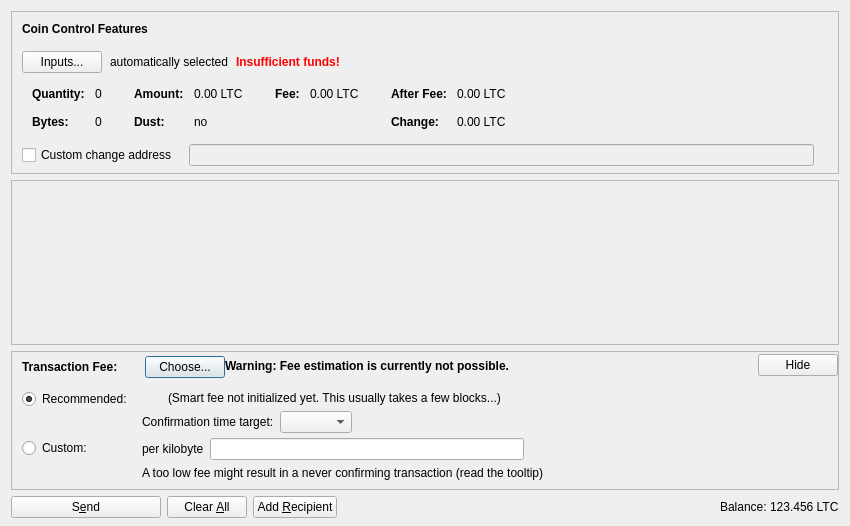
Old version of the form src/qt/forms/sendcoinsdialog.ui in the repository minblock/picscoin.
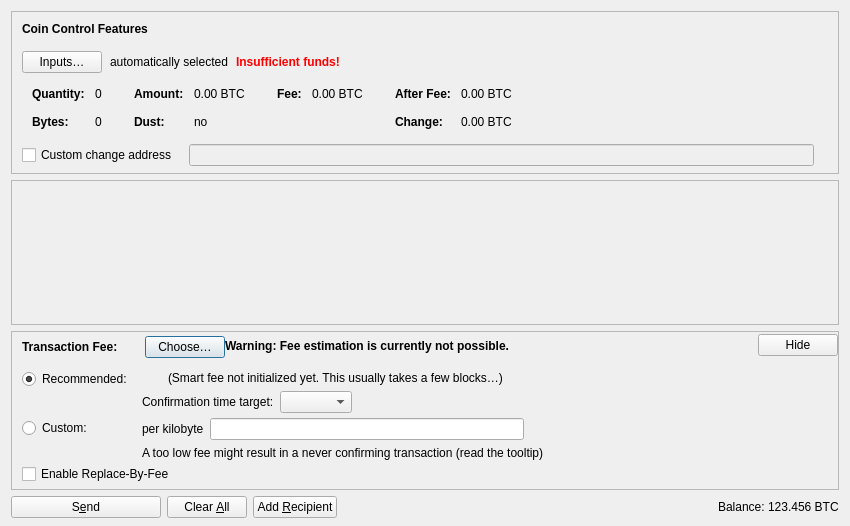
New version of the form. Icons and pictures are not drawn. Custom widgets are drawn as their Qt base class.

Patch:
```diff
--- a/src/qt/forms/sendcoinsdialog.ui
+++ b/src/qt/forms/sendcoinsdialog.ui
@@ -107,7 +107,7 @@
              <string notr="true"/>
             </property>
             <property name="text">
-             <string>Inputs...</string>
+             <string>Inputs…</string>
             </property>
             <property name="autoDefault">
              <bool>false</bool>
@@ -324,7 +324,7 @@
                   <enum>Qt::ActionsContextMenu</enum>
                  </property>
                  <property name="text">
-                  <string notr="true">0.00 LTC</string>
+                  <string notr="true">0.00 BTC</string>
                  </property>
                  <property name="textInteractionFlags">
                   <set>Qt::LinksAccessibleByMouse|Qt::TextSelectableByKeyboard|Qt::TextSelectableByMouse</set>
@@ -404,7 +404,7 @@
                   <enum>Qt::ActionsContextMenu</enum>
                  </property>
                  <property name="text">
-                  <string notr="true">0.00 LTC</string>
+                  <string notr="true">0.00 BTC</string>
                  </property>
                  <property name="textInteractionFlags">
                   <set>Qt::LinksAccessibleByMouse|Qt::TextSelectableByKeyboard|Qt::TextSelectableByMouse</set>
@@ -455,7 +455,7 @@
                   <enum>Qt::ActionsContextMenu</enum>
                  </property>
                  <property name="text">
-                  <string notr="true">0.00 LTC</string>
+                  <string notr="true">0.00 BTC</string>
                  </property>
                  <property name="textInteractionFlags">
                   <set>Qt::LinksAccessibleByMouse|Qt::TextSelectableByKeyboard|Qt::TextSelectableByMouse</set>
@@ -484,7 +484,7 @@
                   <enum>Qt::ActionsContextMenu</enum>
                  </property>
                  <property name="text">
-                  <string notr="true">0.00 LTC</string>
+                  <string notr="true">0.00 BTC</string>
                  </property>
                  <property name="textInteractionFlags">
                   <set>Qt::LinksAccessibleByMouse|Qt::TextSelectableByKeyboard|Qt::TextSelectableByMouse</set>
@@ -738,7 +738,7 @@
               <item>
                <widget class="QPushButton" name="buttonChooseFee">
                 <property name="text">
-                 <string>Choose...</string>
+                 <string>Choose…</string>
                 </property>
                </widget>
               </item>
@@ -991,7 +991,7 @@
                  <item>
                   <widget class="QLabel" name="labelSmartFee2">
                    <property name="text">
-                    <string>(Smart fee not initialized yet. This usually takes a few blocks...)</string>
+                    <string>(Smart fee not initialized yet. This usually takes a few blocks…)</string>
                    </property>
                   </widget>
                  </item>
@@ -1072,6 +1072,16 @@
              </item>
             </layout>
            </item>
+           <item>
+            <widget class="QCheckBox" name="optInRBF">
+             <property name="text">
+              <string>Enable Replace-By-Fee</string>
+             </property>
+             <property name="toolTip">
+              <string>With Replace-By-Fee (BIP-125) you can increase a transaction's fee after it is sent. Without this, a higher fee may be recommended to compensate for increased transaction delay risk.</string>
+             </property>
+            </widget>
+           </item>
           </layout>
          </widget>
         </item>
@@ -1204,7 +1214,7 @@
           <cursorShape>IBeamCursor</cursorShape>
          </property>
          <property name="text">
-          <string notr="true">123.456 LTC</string>
+          <string notr="true">123.456 BTC</string>
          </property>
          <property name="textInteractionFlags">
           <set>Qt::LinksAccessibleByMouse|Qt::TextSelectableByKeyboard|Qt::TextSelectableByMouse</set>
```
Left out of the diff: 4 changed lines with no effect on the pictures.
